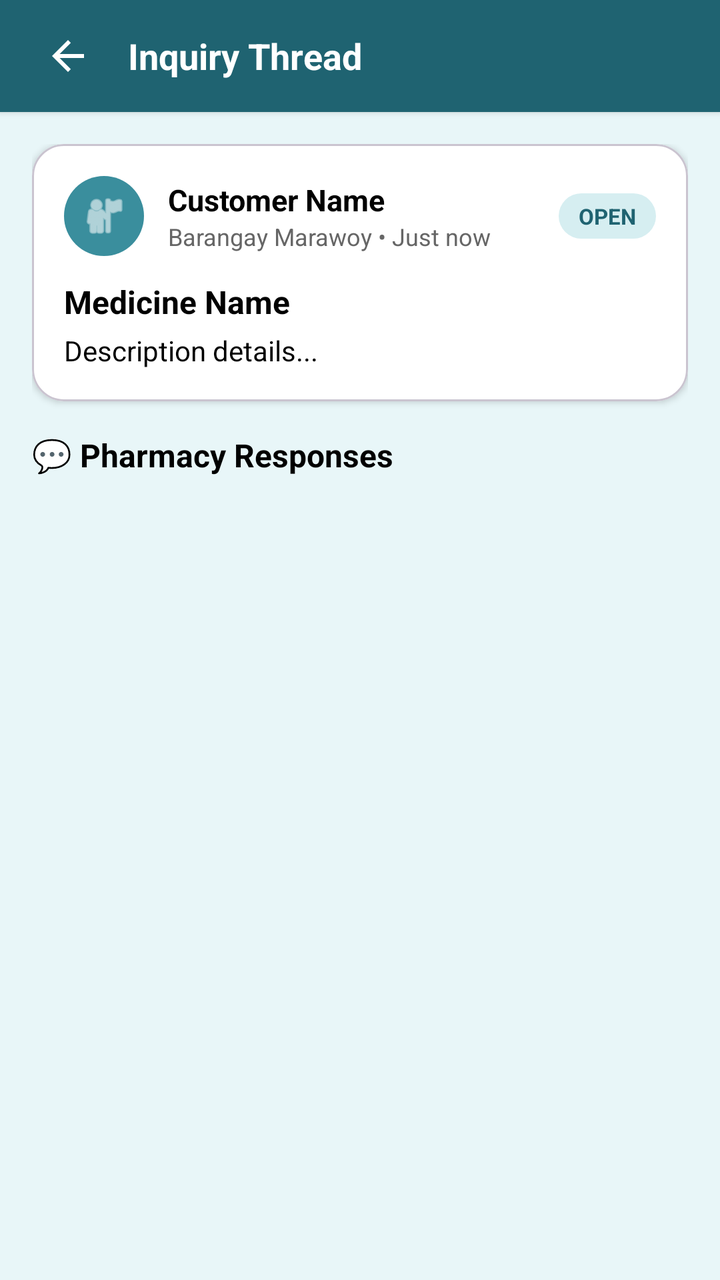
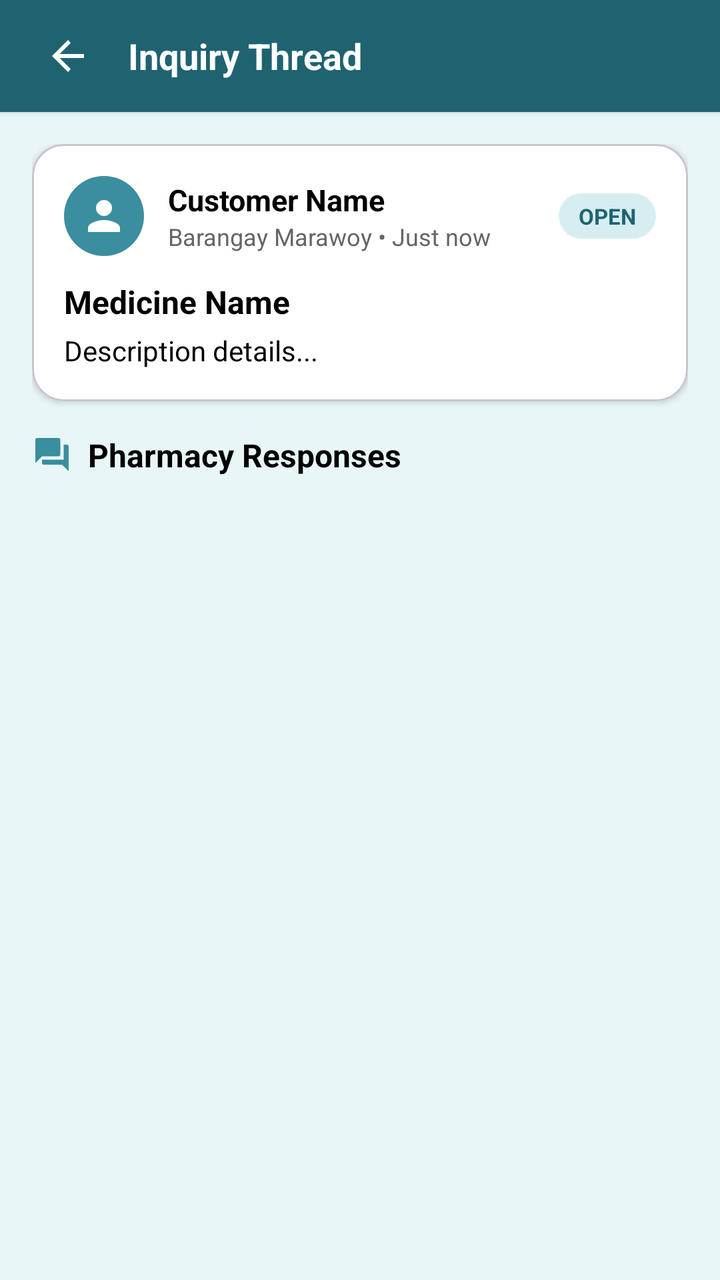

The first picture is an Android layout as it rendered before a commit; the second is the same layout after the commit. The layout source and the unified diff follow.
<!-- AndroidManifest.xml: application theme Theme.PharmaFind -->
<!-- res/layout/activity_inquiry_thread.xml -->
<?xml version="1.0" encoding="utf-8"?>
<androidx.constraintlayout.widget.ConstraintLayout xmlns:android="http://schemas.android.com/apk/res/android"
    xmlns:app="http://schemas.android.com/apk/res-auto"
    android:layout_width="match_parent"
    android:layout_height="match_parent"
    android:background="@color/background_light">

    
    <LinearLayout
        android:id="@+id/toolbarThread"
        android:layout_width="match_parent"
        android:layout_height="wrap_content"
        android:minHeight="56dp"
        android:background="@color/primary_dark"
        android:elevation="2dp"
        android:gravity="center_vertical"
        android:orientation="horizontal"
        android:paddingHorizontal="16dp"
        app:layout_constraintTop_toTopOf="parent">

        <ImageButton
            android:id="@+id/btnBackThread"
            android:layout_width="36dp"
            android:layout_height="36dp"
            android:background="?attr/selectableItemBackgroundBorderless"
            android:contentDescription="Back"
            android:src="@drawable/ic_arrow_back"
            app:tint="@color/white" />

        <TextView
            android:layout_width="wrap_content"
            android:layout_height="wrap_content"
            android:layout_marginStart="12dp"
            android:text="Inquiry Thread"
            android:textColor="@color/white"
            android:textSize="18sp"
            android:textStyle="bold" />

    </LinearLayout>

    <ScrollView
        android:id="@+id/svInquiryThread"
        android:layout_width="match_parent"
        android:layout_height="0dp"
        android:fillViewport="true"
        app:layout_constraintBottom_toTopOf="@id/cardPharmacyReplyComposer"
        app:layout_constraintTop_toBottomOf="@id/toolbarThread">

        <LinearLayout
            android:layout_width="match_parent"
            android:layout_height="wrap_content"
            android:orientation="vertical"
            android:padding="16dp">

            
            <com.google.android.material.card.MaterialCardView
                android:layout_width="match_parent"
                android:layout_height="wrap_content"
                android:layout_marginBottom="16dp"
                app:cardBackgroundColor="@color/white"
                app:cardCornerRadius="16dp"
                app:cardElevation="2dp">

                <LinearLayout
                    android:layout_width="match_parent"
                    android:layout_height="wrap_content"
                    android:orientation="vertical"
                    android:padding="16dp">

                    <LinearLayout
                        android:layout_width="match_parent"
                        android:layout_height="wrap_content"
                        android:gravity="center_vertical"
                        android:orientation="horizontal">

                        <ImageView
                            android:id="@+id/ivCustomerAvatar"
                            android:layout_width="40dp"
                            android:layout_height="40dp"
                            android:background="@drawable/circle_background"
                            android:backgroundTint="@color/primary_teal"
                            android:contentDescription="User Avatar"
                            android:padding="8dp"
                            android:src="@android:drawable/ic_menu_myplaces"
                            app:tint="@color/white" />

                        <LinearLayout
                            android:layout_width="0dp"
                            android:layout_height="wrap_content"
                            android:layout_marginStart="12dp"
                            android:layout_weight="1"
                            android:orientation="vertical">

                            <TextView
                                android:id="@+id/tvCustomerName"
                                android:layout_width="wrap_content"
                                android:layout_height="wrap_content"
                                android:text="Customer Name"
                                android:textColor="@color/black"
                                android:textSize="15sp"
                                android:textStyle="bold" />

                            <TextView
                                android:id="@+id/tvLocationAndDate"
                                android:layout_width="wrap_content"
                                android:layout_height="wrap_content"
                                android:text="Barangay Marawoy • Just now"
                                android:textColor="@color/text_gray"
                                android:textSize="12sp" />

                        </LinearLayout>

                        <TextView
                            android:id="@+id/tvStatusBadge"
                            android:layout_width="wrap_content"
                            android:layout_height="wrap_content"
                            android:background="@drawable/bg_badge"
                            android:backgroundTint="@color/teal_container"
                            android:paddingHorizontal="10dp"
                            android:paddingVertical="4dp"
                            android:text="OPEN"
                            android:textColor="@color/primary_dark"
                            android:textSize="11sp"
                            android:textStyle="bold" />

                    </LinearLayout>

                    <TextView
                        android:id="@+id/tvMedicineName"
                        android:layout_width="match_parent"
                        android:layout_height="wrap_content"
                        android:layout_marginTop="12dp"
                        android:text="Medicine Name"
                        android:textColor="@color/black"
                        android:textSize="16sp"
                        android:textStyle="bold" />

                    <TextView
                        android:id="@+id/tvDescription"
                        android:layout_width="match_parent"
                        android:layout_height="wrap_content"
                        android:layout_marginTop="4dp"
                        android:text="Description details..."
                        android:textColor="@color/black"
                        android:textSize="14sp" />

                    <ImageView
                        android:id="@+id/ivInquiryImage"
                        android:layout_width="match_parent"
                        android:layout_height="200dp"
                        android:layout_marginTop="12dp"
                        android:contentDescription="Attached photo"
                        android:scaleType="centerCrop"
                        android:visibility="gone" />

                    
                    <TextView
                        android:id="@+id/tvPhotoRestricted"
                        android:layout_width="match_parent"
                        android:layout_height="wrap_content"
                        android:layout_marginTop="12dp"
                        android:text="🔒 A photo is attached. Only the requester and pharmacies can view it."
                        android:textColor="@color/text_gray"
                        android:textSize="13sp"
                        android:visibility="gone" />

                </LinearLayout>

            </com.google.android.material.card.MaterialCardView>

            
            <TextView
                android:id="@+id/tvRepliesHeader"
                android:layout_width="wrap_content"
                android:layout_height="wrap_content"
                android:layout_marginBottom="12dp"
                android:text="💬 Pharmacy Responses"
                android:textColor="@color/black"
                android:textSize="16sp"
                android:textStyle="bold" />

            <androidx.recyclerview.widget.RecyclerView
                android:id="@+id/rvReplies"
                android:layout_width="match_parent"
                android:layout_height="wrap_content"
                android:nestedScrollingEnabled="false" />

            <ProgressBar
                android:id="@+id/pbRepliesLoading"
                android:layout_width="wrap_content"
                android:layout_height="wrap_content"
                android:layout_gravity="center_horizontal"
                android:layout_marginTop="12dp"
                android:indeterminateTint="@color/primary_teal" />

            <TextView
                android:id="@+id/tvRepliesEmptyState"
                android:layout_width="match_parent"
                android:layout_height="wrap_content"
                android:layout_marginTop="12dp"
                android:gravity="center"
                android:text="No pharmacy responses yet."
                android:textColor="@color/text_gray"
                android:textSize="14sp"
                android:visibility="gone" />

        </LinearLayout>
    </ScrollView>

    
    <com.google.android.material.card.MaterialCardView
        android:id="@+id/cardPharmacyReplyComposer"
        android:layout_width="match_parent"
        android:layout_height="wrap_content"
        android:visibility="gone"
        app:cardCornerRadius="0dp"
        app:cardElevation="8dp"
        app:cardBackgroundColor="@color/white"
        app:layout_constraintBottom_toBottomOf="parent">

        <LinearLayout
            android:id="@+id/llComposerContainer"
            android:layout_width="match_parent"
            android:layout_height="wrap_content"
            android:orientation="vertical"
            android:padding="16dp">

            <LinearLayout
                android:layout_width="match_parent"
                android:layout_height="wrap_content"
                android:gravity="center_vertical"
                android:orientation="horizontal">

                <TextView
                    android:layout_width="wrap_content"
                    android:layout_height="wrap_content"
                    android:text="Pharmacy Reply"
                    android:textColor="@color/black"
                    android:textSize="14sp"
                    android:textStyle="bold" />

                <HorizontalScrollView
                    android:layout_width="match_parent"
                    android:layout_height="wrap_content"
                    android:layout_marginStart="8dp"
                    android:scrollbars="none">

                    <com.google.android.material.chip.ChipGroup
                        android:id="@+id/chipGroupAvailability"
                        android:layout_width="wrap_content"
                        android:layout_height="wrap_content"
                        app:singleSelection="true"
                        app:selectionRequired="true">

                        <com.google.android.material.chip.Chip
                            android:id="@+id/chipInStock"
                            style="@style/Widget.MaterialComponents.Chip.Choice"
                            android:layout_width="wrap_content"
                            android:layout_height="wrap_content"
                            android:checked="true"
                            android:text="In Stock"
                            android:textSize="11sp" />

                        <com.google.android.material.chip.Chip
                            android:id="@+id/chipAvailable"
                            style="@style/Widget.MaterialComponents.Chip.Choice"
                            android:layout_width="wrap_content"
                            android:layout_height="wrap_content"
                            android:text="Available"
                            android:textSize="11sp" />

                        <com.google.android.material.chip.Chip
                            android:id="@+id/chipLimitedStock"
                            style="@style/Widget.MaterialComponents.Chip.Choice"
                            android:layout_width="wrap_content"
                            android:layout_height="wrap_content"
                            android:text="Limited Stock"
                            android:textSize="11sp" />

                    </com.google.android.material.chip.ChipGroup>
                </HorizontalScrollView>

            </LinearLayout>

            <LinearLayout
                android:layout_width="match_parent"
                android:layout_height="wrap_content"
                android:layout_marginTop="8dp"
                android:orientation="horizontal">

                <EditText
                    android:id="@+id/etReplyPrice"
                    android:layout_width="0dp"
                    android:layout_height="48dp"
                    android:layout_weight="1"
                    android:background="@drawable/edittext_background"
                    android:hint="Price (e.g. ₱8.00)"
                    android:paddingHorizontal="10dp"
                    android:textColor="@color/black"
                    android:textColorHint="@color/text_gray"
                    android:textSize="13sp" />

                <EditText
                    android:id="@+id/etReplyNote"
                    android:layout_width="0dp"
                    android:layout_height="48dp"
                    android:layout_marginStart="8dp"
                    android:layout_weight="2"
                    android:background="@drawable/edittext_background"
                    android:hint="Note / Stock info..."
                    android:paddingHorizontal="10dp"
                    android:textColor="@color/black"
                    android:textColorHint="@color/text_gray"
                    android:textSize="13sp" />

            </LinearLayout>

            <com.google.android.material.button.MaterialButton
                style="@style/Widget.PharmaFind.Button"
                android:id="@+id/btnSubmitPharmacyReply"
                android:layout_width="match_parent"
                android:layout_marginTop="10dp"
                android:text="Submit Pharmacy Response" />

        </LinearLayout>
    </com.google.android.material.card.MaterialCardView>

</androidx.constraintlayout.widget.ConstraintLayout>
<!-- resources referenced by this layout -->
<resources>
  <color name="background_light">#E8F6F8</color>
  <color name="black">#FF000000</color>
  <color name="primary_dark">#1F6371</color>
  <color name="primary_teal">#3A8E9D</color>
  <color name="teal_container">#D6EEF1</color>
  <color name="text_gray">#666666</color>
  <color name="white">#FFFFFFFF</color>
  <!-- drawable bg_badge (drawable) -->
  <?xml version="1.0" encoding="utf-8"?>
  <shape xmlns:android="http://schemas.android.com/apk/res/android"
      android:shape="rectangle">
      <corners android:radius="50dp" />
      <solid android:color="@color/white" />
  </shape>
  <!-- drawable circle_background (drawable) -->
  <?xml version="1.0" encoding="utf-8"?>
  <shape xmlns:android="http://schemas.android.com/apk/res/android"
      android:shape="oval">
      <solid android:color="#A0D8D8" />
  </shape>
  <style name="Widget.PharmaFind.Button" parent="Widget.Material3.Button">
          <item name="android:layout_height">52dp</item>
          <item name="android:insetTop">0dp</item>
          <item name="android:insetBottom">0dp</item>
          <item name="cornerRadius">26dp</item>
          <item name="backgroundTint">@color/primary_teal</item>
          <item name="android:textColor">@color/white</item>
          <item name="android:textSize">16sp</item>
          <item name="android:textAllCaps">false</item>
      </style>
  <color name="field_border">#9AA8AA</color>
  <style name="Base.Theme.PharmaFind" parent="Theme.Material3.Light.NoActionBar">
          <item name="android:forceDarkAllowed" tools:targetApi="q">false</item>
          
          
      </style>
  <color name="on_surface">#1B1F21</color>
  <color name="surface_variant">#E3EBEC</color>
  <color name="on_surface_variant">#3F484A</color>
  <color name="outline">#6F797A</color>
  <color name="surface_container_low">#F4F8F8</color>
  <color name="surface_container">#EEF3F4</color>
  <color name="surface_container_high">#E8EEEF</color>
  <color name="surface_container_highest">#E2E9EA</color>
  <!-- unchanged entries left out for length: 3 -->
</resources>

<!-- the commit's change to res/layout/activity_inquiry_thread.xml (unified diff, before → after) -->
@@ -81,7 +81,7 @@
                             android:backgroundTint="@color/primary_teal"
                             android:contentDescription="User Avatar"
                             android:padding="8dp"
-                            android:src="@android:drawable/ic_menu_myplaces"
+                            android:src="@drawable/ic_person"
                             app:tint="@color/white" />
 
                         <LinearLayout
@@ -159,7 +159,10 @@
                         android:layout_width="match_parent"
                         android:layout_height="wrap_content"
                         android:layout_marginTop="12dp"
-                        android:text="🔒 A photo is attached. Only the requester and pharmacies can view it."
+                        android:drawablePadding="8dp"
+                        android:drawableStart="@drawable/ic_lock_16"
+                        android:drawableTint="@color/text_gray"
+                        android:text="A photo is attached. Only the requester and pharmacies can view it."
                         android:textColor="@color/text_gray"
                         android:textSize="13sp"
                         android:visibility="gone" />
@@ -174,7 +177,10 @@
                 android:layout_width="wrap_content"
                 android:layout_height="wrap_content"
                 android:layout_marginBottom="12dp"
-                android:text="💬 Pharmacy Responses"
+                android:drawablePadding="8dp"
+                android:drawableStart="@drawable/ic_forum_20"
+                android:drawableTint="@color/primary_teal"
+                android:text="Pharmacy Responses"
                 android:textColor="@color/black"
                 android:textSize="16sp"
                 android:textStyle="bold" />
<!-- resource entries referenced after the edit -->
@@ -20,7 +20,43 @@
       android:shape="oval">
       <solid android:color="#A0D8D8" />
   </shape>
+  <!-- drawable ic_forum_20 (drawable) -->
+  <?xml version="1.0" encoding="utf-8"?>
+  <vector xmlns:android="http://schemas.android.com/apk/res/android"
+      android:width="20dp"
+      android:height="20dp"
+      android:viewportWidth="24"
+      android:viewportHeight="24">
+      <path
+          android:fillColor="#FF000000"
+          android:pathData="M21,6h-2v9H6v2c0,0.55 0.45,1 1,1h11l4,4V7c0,-0.55 -0.45,-1 -1,-1zM17,12V3c0,-0.55 -0.45,-1 -1,-1H3c-0.55,0 -1,0.45 -1,1v14l4,-4h10c0.55,0 1,-0.45 1,-1z" />
+  </vector>
+  <!-- drawable ic_lock_16 (drawable) -->
+  <?xml version="1.0" encoding="utf-8"?>
+  <vector xmlns:android="http://schemas.android.com/apk/res/android"
+      android:width="16dp"
+      android:height="16dp"
+      android:viewportWidth="24"
+      android:viewportHeight="24">
+      <path
+          android:fillColor="#FF000000"
+          android:pathData="M18,8h-1V6c0,-2.76 -2.24,-5 -5,-5S7,3.24 7,6v2H6c-1.1,0 -2,0.9 -2,2v10c0,1.1 0.9,2 2,2h12c1.1,0 2,-0.9 2,-2V10c0,-1.1 -0.9,-2 -2,-2zM12,17c-1.1,0 -2,-0.9 -2,-2s0.9,-2 2,-2 2,0.9 2,2 -0.9,2 -2,2zM9,8V6c0,-1.66 1.34,-3 3,-3s3,1.34 3,3v2H9z" />
+  </vector>
+  <!-- drawable ic_person (drawable) -->
+  <?xml version="1.0" encoding="utf-8"?>
+  <vector xmlns:android="http://schemas.android.com/apk/res/android"
+      android:width="24dp"
+      android:height="24dp"
+      android:viewportWidth="24"
+      android:viewportHeight="24">
+      <path
+          android:fillColor="#FF000000"
+          android:pathData="M12,12c2.21,0 4,-1.79 4,-4s-1.79,-4 -4,-4 -4,1.79 -4,4 1.79,4 4,4zM12,14c-2.67,0 -8,1.34 -8,4v2h16v-2c0,-2.66 -5.33,-4 -8,-4z" />
+  </vector>
   <style name="Widget.PharmaFind.Button" parent="Widget.Material3.Button">
+          <item name="iconGravity">textStart</item>
+          <item name="iconSize">20dp</item>
+          <item name="iconPadding">8dp</item>
           <item name="android:layout_height">52dp</item>
           <item name="android:insetTop">0dp</item>
           <item name="android:insetBottom">0dp</item>
